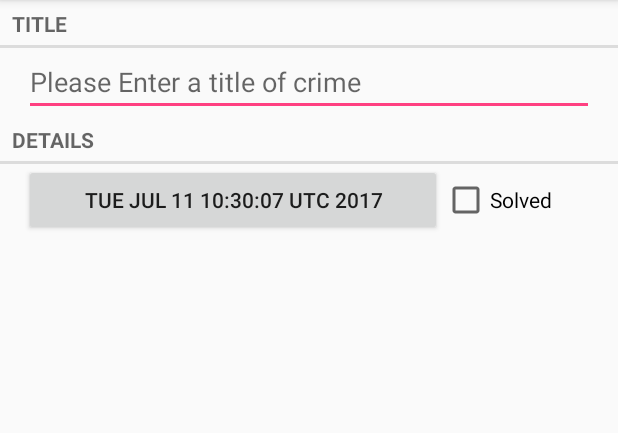
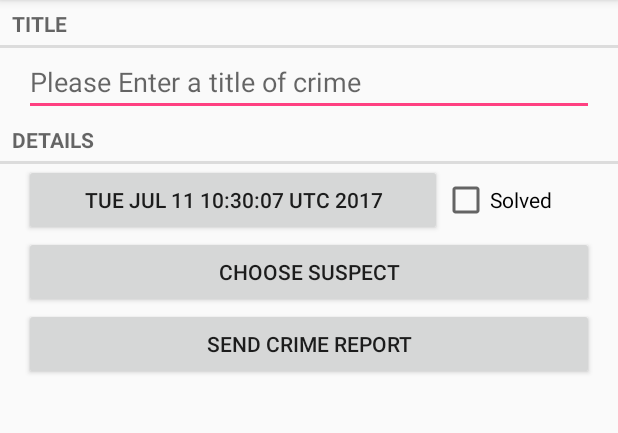
Before and after one commit to zoudongmian/CriminalIntent, an Android app: the CrimeFragment screen opened directly, with no data from a screen before it, on a phone screen of 412 x 824 dp, the part 84-517 px from its top. Run offline under Robolectric (Android 15) with nearby library versions, the phone set to English and light mode, and no system bars.

Commit message:
发送消息

```diff
--- a/app/src/main/res/layout/crime_fragment.xml
+++ b/app/src/main/res/layout/crime_fragment.xml
@@ -21,6 +21,7 @@
         android:layout_height="wrap_content"
         android:text="@string/crime_details_label"
         style="?android:listSeparatorTextViewStyle"/>
+
    <LinearLayout
        android:layout_width="match_parent"
        android:layout_height="wrap_content"
@@ -40,6 +41,19 @@
            android:layout_weight="1"
            android:text="@string/crime_solved_label"/>
    </LinearLayout>
-
+    <Button
+        android:id="@+id/crime_suspect"
+        android:layout_width="match_parent"
+        android:layout_height="wrap_content"
+        android:layout_marginLeft="16dp"
+        android:layout_marginRight="16dp"
+        android:text="@string/crime_suspect_text"/>
+    <Button
+        android:id="@+id/cancel_report"
+        android:layout_width="match_parent"
+        android:layout_height="wrap_content"
+        android:layout_marginRight="16dp"
+        android:layout_marginLeft="16dp"
+        android:text="@string/crime_report_text"/>
 
 </LinearLayout>
--- a/app/src/main/res/values/strings.xml
+++ b/app/src/main/res/values/strings.xml
@@ -9,4 +9,6 @@
     <string name="show_subtitle">Show Subtitle</string>
     <string name="hide_subtitle">Hide Subtitle</string>
     <string name="subtitle_format">%1$d crimes</string>
+    <string name="crime_suspect_text">CHOOSE SUSPECT</string>
+    <string name="crime_report_text">SEND CRIME REPORT</string>
 </resources>
```
